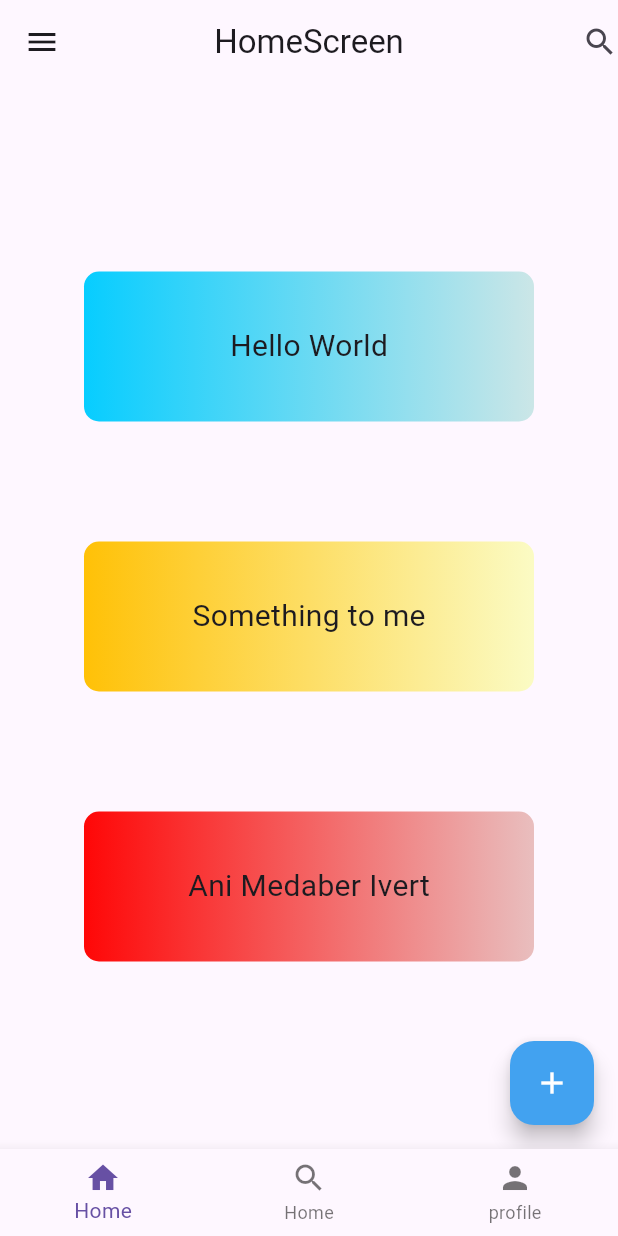
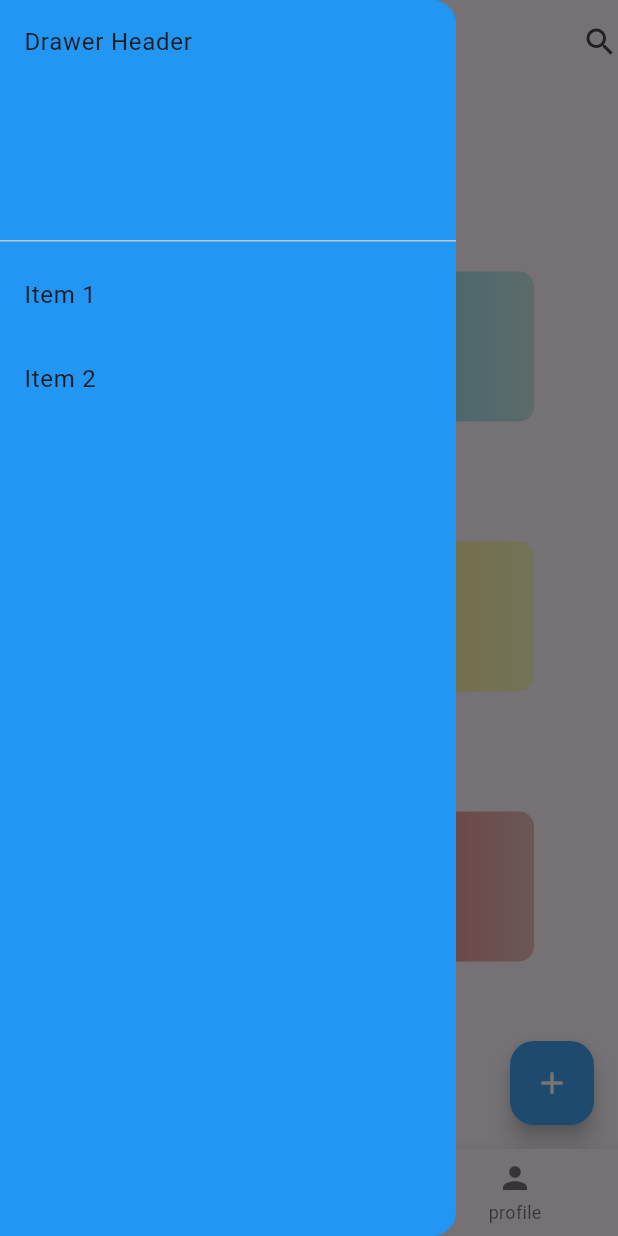
Before and after one commit to yasubdemissie/myFirstFlutter, a Flutter app: the screen it shows after launch, with the side drawer open (before the commit the screen has no drawer), on a phone screen of 412 x 824 dp. Run offline on Flutter 3.47's test engine with Material 3 defaults, Android fonts, the phone set to English and light mode, and no system bars; missing offline and left inert: dart:ffi.

Commit message:
second commit

```diff
--- a/lib/main.dart
+++ b/lib/main.dart
@@ -21,6 +21,7 @@ class _MyAppState extends State<MyApp> {
   @override
   Widget build(BuildContext context) {
     return const MaterialApp(
+      debugShowCheckedModeBanner: false,
       home: MainScreen(),
     );
   }
@@ -34,10 +35,11 @@ class MainScreen extends StatefulWidget {
 }
 
 class _MainScreenState extends State<MainScreen> {
+  final GlobalKey<ScaffoldState> _globalKey = GlobalKey<ScaffoldState>();
   final List<Widget> _screens = const [
     HomeScreen(),
+    SearchScreen(),
     ProfileScreen(),
-    SearchScreen(),
   ];
 
   int _selectedIndex = 0;
@@ -45,21 +47,73 @@ class _MainScreenState extends State<MainScreen> {
   @override
   Widget build(BuildContext context) {
     return Scaffold(
+      key: _globalKey,
+      appBar: AppBar(
+        centerTitle: true,
+        leading: IconButton(
+            icon: const Icon(Icons.menu),
+            onPressed: () {
+              _globalKey.currentState?.openDrawer();
+            }),
+        title: const Text('HomeScreen'),
+        actions: const [
+          Icon(Icons.search),
+        ],
+      ),
+      drawer: Drawer(
+        backgroundColor: Colors.blue,
+        child: ListView(
+          children: [
+            const DrawerHeader(
+              decoration: BoxDecoration(
+                color: Colors.blue,
+              ),
+              child: Text('Drawer Header'),
+            ),
+            ListTile(
+              title: const Text('Item 1'),
+              onTap: () {
+                Navigator.pop(context);
+              },
+            ),
+            ListTile(
+              title: const Text('Item 2'),
+              onTap: () {
+                Navigator.pop(context);
+              },
+            ),
+          ],
+        ),
+      ),
       body: _screens[_selectedIndex],
       bottomNavigationBar: BottomNavigationBar(
         onTap: (value) => setState(() => _selectedIndex = value),
+        selectedItemColor: Color.fromARGB(250, 100, 220, 100),
+        currentIndex: _selectedIndex,
         items: const [
           BottomNavigationBarItem(
+              activeIcon: Icon(
+                Icons.home,
+                color: Color.fromARGB(250, 100, 220, 100),
+              ),
               label: "Home",
               icon: Icon(
                 Icons.home,
               )),
           BottomNavigationBarItem(
-              label: "Home",
+              activeIcon: Icon(
+                Icons.search,
+                color: Color.fromARGB(255, 100, 220, 100),
+              ),
+              label: "Search",
               icon: Icon(
                 Icons.search,
               )),
           BottomNavigationBarItem(
+            activeIcon: Icon(
+              Icons.person,
+              color: Color.fromARGB(255, 100, 220, 100),
+            ),
             icon: Icon(Icons.person),
             label: "profile",
           ),
--- a/lib/pages/home.dart
+++ b/lib/pages/home.dart
@@ -16,14 +16,7 @@ class _HomeScreenState extends State<HomeScreen> {
   @override
   Widget build(BuildContext context) {
     return Scaffold(
-      appBar: AppBar(
-        centerTitle: true,
-        leading: const Icon(Icons.menu),
-        title: const Text('HomeScreen'),
-        actions: const [
-          Icon(Icons.search),
-        ],
-      ),
+
       body: Center(
         child: Column(
           mainAxisAlignment: MainAxisAlignment.center,
--- a/lib/pages/profile.dart
+++ b/lib/pages/profile.dart
@@ -15,7 +15,7 @@ class ProfileScreen extends StatelessWidget {
           ],
         ),
       ),
-      backgroundColor: Colors.red
+      // backgroundColor: Colors.red
       );
   }
 }
```
